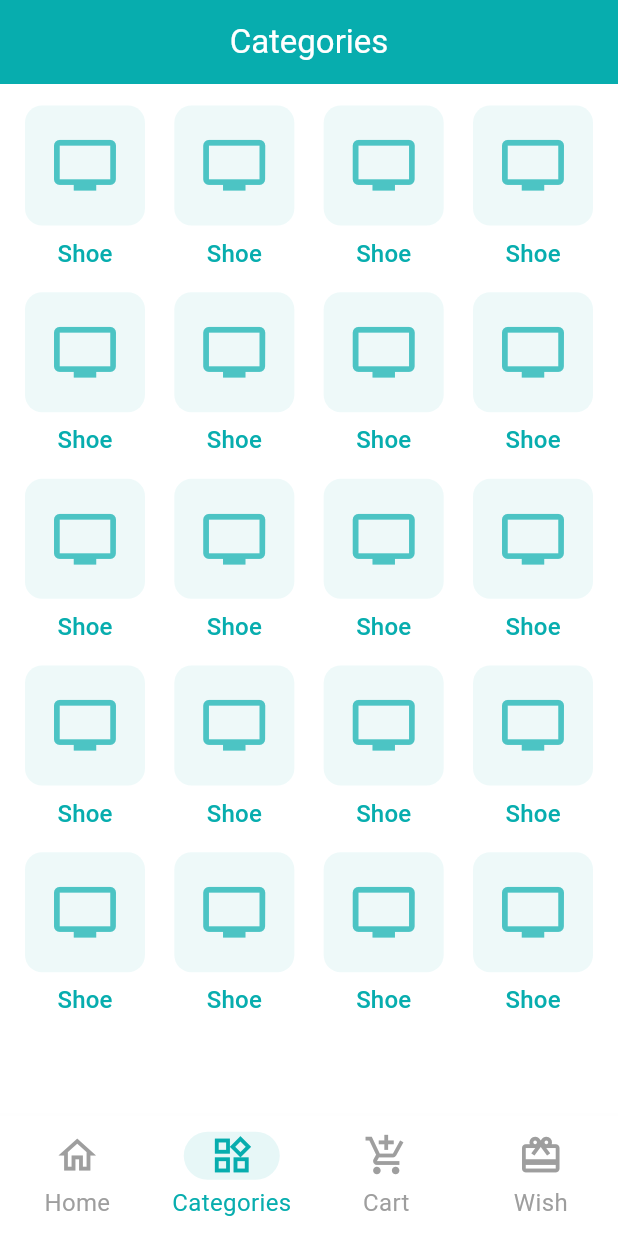
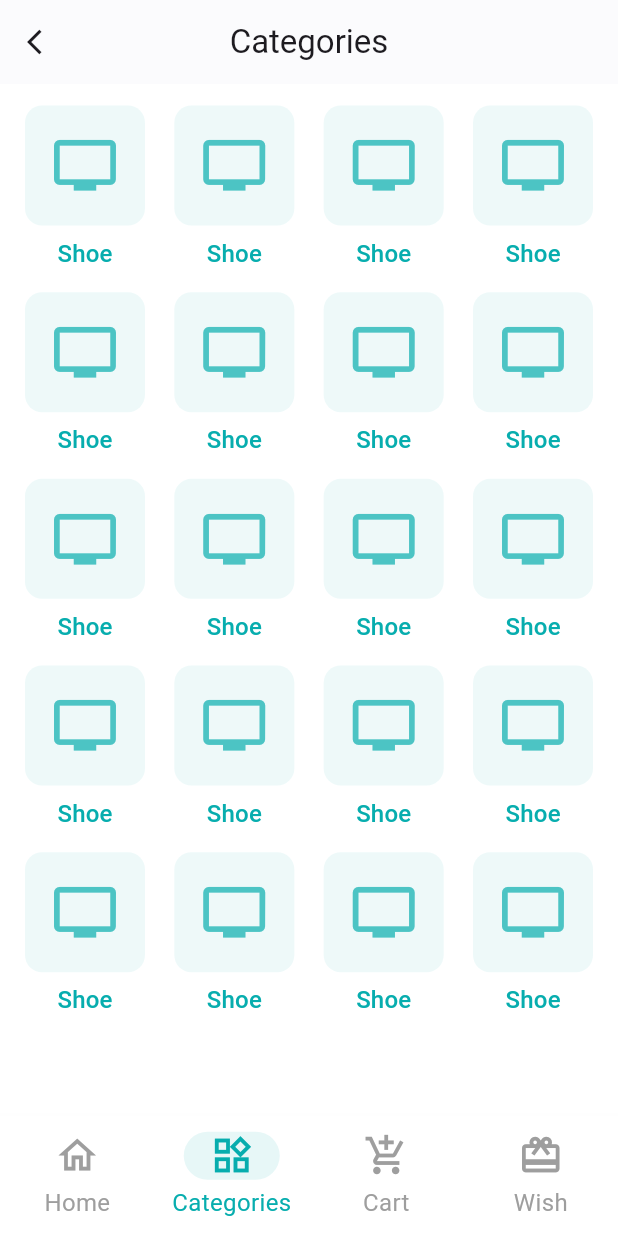
Before and after one commit to Istiakahmed180/crafty_bay, a Flutter app: the screen it shows after launch, item 2 of the bottom bar chosen, on a phone screen of 412 x 824 dp. Run offline on Flutter 3.47's test engine with Material 3 defaults, Android fonts, the phone set to English and light mode, and no system bars; our stand-ins replace flutter_screenutil, flutter_svg, fluttertoast, get, pin_code_fields, smooth_page_indicator.

Commit message:
categories back navigation can pop implement complete

```diff
--- a/lib/src/app/config/theme/light_theme.dart
+++ b/lib/src/app/config/theme/light_theme.dart
@@ -36,7 +36,9 @@ class LightTheme {
 
   static AppBarTheme _buildAppBarTheme() {
     return AppBarTheme(
-        backgroundColor: AppColors.primary, foregroundColor: AppColors.white);
+      backgroundColor: AppColors.white,
+      elevation: 0.5,
+    );
   }
 
   static ElevatedButtonThemeData _buildElevatedButtonThemeData() {
--- a/lib/src/screens/home/categories/view/categories_screen.dart
+++ b/lib/src/screens/home/categories/view/categories_screen.dart
@@ -1,14 +1,27 @@
+import 'package:crafty_bay/src/common/controller/navigation_cmn/navigation_cmn_controller.dart';
 import 'package:crafty_bay/src/screens/home/home/view/widgets/category_card.dart';
 import 'package:flutter/material.dart';
 import 'package:flutter_screenutil/flutter_screenutil.dart';
+import 'package:get/get.dart';
 
 class CategoriesScreen extends StatelessWidget {
   const CategoriesScreen({super.key});
 
   @override
   Widget build(BuildContext context) {
-    return Scaffold(
+    return PopScope(
+      canPop: false,
+      onPopInvokedWithResult: (_, __) {
+        Get.find<NavigationCmnController>().moveToHome();
+      },
+      child: Scaffold(
         appBar: AppBar(
+          leading: IconButton(
+              onPressed: () => Get.find<NavigationCmnController>().moveToHome(),
+              icon: Icon(
+                Icons.arrow_back_ios,
+                size: 20,
+              )),
           centerTitle: true,
           title: const Text("Categories"),
         ),
@@ -24,6 +37,7 @@ class CategoriesScreen extends StatelessWidget {
             return CategoryCard(icon: Icons.tv, title: "Shoe");
           },
         ),
+      ),
     );
   }
 }
--- a/lib/src/screens/home/home/view/UI/home_screen.dart
+++ b/lib/src/screens/home/home/view/UI/home_screen.dart
@@ -1,3 +1,4 @@
+import 'package:crafty_bay/src/common/controller/navigation_cmn/navigation_cmn_controller.dart';
 import 'package:crafty_bay/src/screens/home/home/view/UI/sub_sections/home_app_bar.dart';
 import 'package:crafty_bay/src/screens/home/home/view/UI/sub_sections/home_carousel_slider.dart';
 import 'package:crafty_bay/src/screens/home/home/view/widgets/category_card.dart';
@@ -7,6 +8,7 @@ import 'package:crafty_bay/src/screens/home/home/view/UI/sub_sections/home_searc
 import 'package:crafty_bay/src/screens/home/home/view/widgets/product_card.dart';
 import 'package:flutter/material.dart';
 import 'package:flutter_screenutil/flutter_screenutil.dart';
+import 'package:get/get.dart';
 
 class HomeScreen extends StatelessWidget {
   const HomeScreen({super.key});
@@ -33,7 +35,9 @@ class HomeScreen extends StatelessWidget {
               ),
               HomeHeaderAndWidget(
                 headerTitle: "All Categories",
-                onTap: () {},
+                onTap: () {
+                  Get.find<NavigationCmnController>().moveToCategory();
+                },
                 widgetSection: HomeSectionSlider(
                   height: 100,
                   widgetSection:
```
Also changed, not shown: lib/src/common/controller/navigation_cmn/navigation_cmn_controller.dart (+8 -0 lines). Lines whose indentation alone changed are shown as unchanged.
